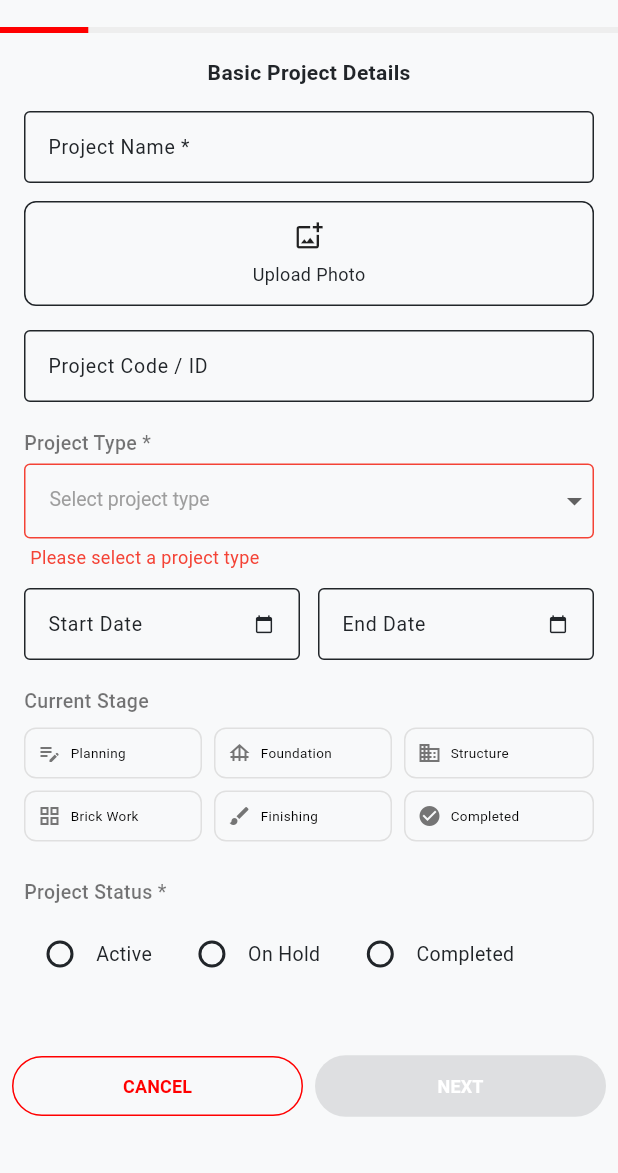
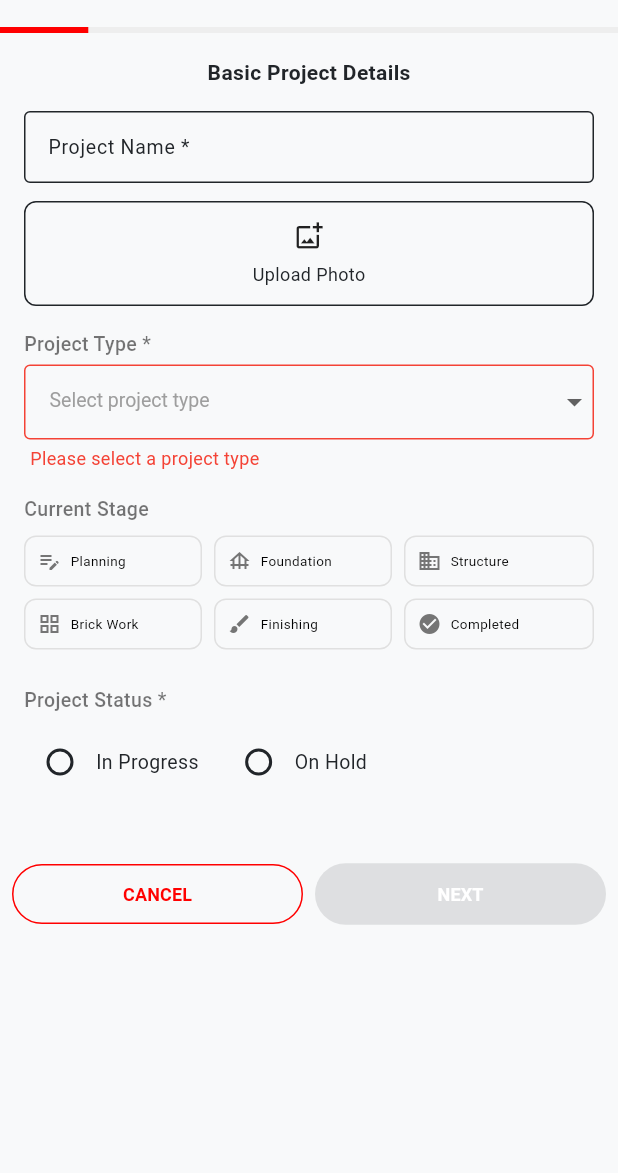
Before and after one commit to vara-prasad-f9/app-bharat-demo, a Flutter app: the AddProjectScreen screen opened directly, on a phone screen of 412 x 824 dp, the part 63-1236 px from its top. Run offline on Flutter 3.47's test engine with Material 3 defaults, Android fonts, the phone set to English and light mode, and no system bars; our stand-ins replace flutter_riverpod, geocoding, geolocator, go_router, image_picker, searchfield and 1 more; accounts and stored records are empty; network calls fail.

Commit message:
step 1 complted

```diff
--- a/lib/screens/project/project_details_screen.dart
+++ b/lib/screens/project/project_details_screen.dart
@@ -103,17 +103,8 @@ class ProjectDetailsScreen extends StatelessWidget {
                       ),
                     ),
                     const SizedBox(height: 12),
-                    _buildDetailRow(Icons.code, 'Project Code', project.projectCode),
                     _buildDetailRow(Icons.location_on, 'Location',
                         '${project.city ?? ''}${project.area != null ? ', ${project.area}' : ''}'),
-                    _buildDetailRow(Icons.calendar_today, 'Start Date',
-                        project.constructionStartDate != null
-                            ? '${project.constructionStartDate!.day}/${project.constructionStartDate!.month}/${project.constructionStartDate!.year}'
-                            : 'Not set'),
-                    _buildDetailRow(Icons.calendar_month, 'Expected Completion',
-                        project.expectedCompletionDate != null
-                            ? '${project.expectedCompletionDate!.day}/${project.expectedCompletionDate!.month}/${project.expectedCompletionDate!.year}'
-                            : 'Not set'),
                     _buildDetailRow(Icons.assessment, 'Current Stage',
                         project.currentStage ?? 'Not specified'),
                   ],
@@ -194,12 +185,10 @@ class ProjectDetailsScreen extends StatelessWidget {
 
   Color _getStatusColor(String status) {
     switch (status.toLowerCase()) {
-      case 'active':
+      case 'in progress':
         return Colors.green;
       case 'on hold':
         return Colors.orange;
-      case 'completed':
-        return Colors.blue;
       default:
         return Colors.grey;
     }
--- a/lib/screens/project/widgets/basic_details_step.dart
+++ b/lib/screens/project/widgets/basic_details_step.dart
@@ -1,7 +1,6 @@
 // ignore_for_file: use_super_parameters, library_private_types_in_public_api, deprecated_member_use
 
 import 'package:flutter/material.dart';
-import 'package:intl/intl.dart';
 import '../../../models/project_model.dart';
 import '../../../widgets/photo_picker.dart';
 
@@ -50,7 +49,7 @@ class _BasicDetailsStepState extends State<BasicDetailsStep> {
     'Finishing',
     'Completed'
   ];
-  final List<String> _projectStatuses = ['Active', 'On Hold', 'Completed'];
+  final List<String> _projectStatuses = ['In Progress', 'On Hold'];
 
   @override
   void initState() {
@@ -125,28 +124,6 @@ class _BasicDetailsStepState extends State<BasicDetailsStep> {
               },
               maxPhotos: 5,
 
-            ),
-            const SizedBox(height: 16),
-            // Project Code / ID (Optional)
-            SizedBox(
-              height: 50,
-              child: TextFormField(
-                style: const TextStyle(fontSize: 13, height: 1.0),
-                decoration: const InputDecoration(
-                  labelText: 'Project Code / ID',
-                  border: OutlineInputBorder(),
-                  hintText: 'Auto-generated / Manual',
-                  contentPadding: EdgeInsets.symmetric(horizontal: 12, vertical: 8),
-                  labelStyle: TextStyle(fontSize: 13),
-                ),
-                initialValue: widget.projectData.projectCode,
-                onChanged: (value) {
-                  setState(() {
-                    widget.projectData.projectCode = value;
-                    widget.onChanged(widget.projectData);
-                  });
-                },
-              ),
             ),
             const SizedBox(height: 16),
             // Project Type (Required)
@@ -227,86 +204,6 @@ class _BasicDetailsStepState extends State<BasicDetailsStep> {
                       style: TextStyle(color: Colors.red, fontSize: 12),
                     ),
                   ),
-              ],
-            ),
-            const SizedBox(height: 12),
-            // Date fields in a row
-            Row(
-              crossAxisAlignment: CrossAxisAlignment.start,
-              children: [
-                // Construction Start Date (Optional)
-                Expanded(
-                  child: SizedBox(
-                    height: 50,
-                    child: TextFormField(
-                      style: const TextStyle(fontSize: 13, height: 1.0),
-                      decoration: const InputDecoration(
-                        labelText: 'Start Date',
-                        suffixIcon: Icon(Icons.calendar_today, size: 13),
-                        border: OutlineInputBorder(),
-                        contentPadding: EdgeInsets.symmetric(horizontal: 12, vertical: 8),
-                        labelStyle: TextStyle(fontSize: 13),
-                      ),
-                      readOnly: true,
-                      controller: TextEditingController(
-                        text: widget.projectData.constructionStartDate != null
-                            ? DateFormat('MMM dd, yyyy').format(widget.projectData.constructionStartDate!)
-                            : '',
-                      ),
-                      onTap: () async {
-                        final date = await showDatePicker(
-                          context: context,
-                          initialDate: widget.projectData.constructionStartDate ?? DateTime.now(),
-                          firstDate: DateTime(2000),
-                          lastDate: DateTime(2100),
-                        );
-                        if (date != null) {
-                          setState(() {
-                            widget.projectData.constructionStartDate = date;
-                            widget.onChanged(widget.projectData);
-                          });
-                        }
-                      },
-                    ),
-                  ),
-                ),
-                const SizedBox(width: 12),
-                // Expected Completion Date (Optional)
-                Expanded(
-                  child: SizedBox(
-                    height: 50,
-                    child: TextFormField(
-                      style: const TextStyle(fontSize: 13, height: 1.0),
-                      decoration: const InputDecoration(
-                        labelText: 'End Date',
-                        suffixIcon: Icon(Icons.calendar_today, size: 13),
-                        border: OutlineInputBorder(),
-                        contentPadding: EdgeInsets.symmetric(horizontal: 12, vertical: 8),
-                        labelStyle: TextStyle(fontSize: 13),
-                      ),
-                      readOnly: true,
-                      controller: TextEditingController(
-                        text: widget.projectData.expectedCompletionDate != null
-                            ? DateFormat('MMM dd, yyyy').format(widget.projectData.expectedCompletionDate!)
-                            : '',
-                      ),
-                      onTap: () async {
-                        final date = await showDatePicker(
-                          context: context,
-                          initialDate: widget.projectData.expectedCompletionDate ?? DateTime.now().add(const Duration(days: 30)),
-                          firstDate: DateTime(2000),
-                          lastDate: DateTime(2100),
-                        );
-                        if (date != null) {
-                          setState(() {
-                            widget.projectData.expectedCompletionDate = date;
-                            widget.onChanged(widget.projectData);
-                          });
-                        }
-                      },
-                    ),
-                  ),
-                ),
               ],
             ),
             const SizedBox(height: 16),
--- a/lib/screens/project/widgets/review_step.dart
+++ b/lib/screens/project/widgets/review_step.dart
@@ -33,12 +33,9 @@ class _ReviewStepState extends State<ReviewStep> {
           _buildSectionHeader('Project Overview'),
           _buildInfoCard([
             _buildInfoItem('Project Name', widget.projectData.projectName ?? 'Not provided'),
-            _buildInfoItem('Project Code', widget.projectData.projectCode ?? 'Not provided'),
             _buildInfoItem('Project Type', widget.projectData.projectType ?? 'Not provided'),
             _buildInfoItem('Status', widget.projectData.projectStatus ?? 'Not provided'),
             _buildInfoItem('Current Stage', widget.projectData.currentStage ?? 'Not provided'),
-            _buildInfoItem('Start Date', widget.projectData.constructionStartDate?.toString().split(' ')[0] ?? 'Not provided'),
-            _buildInfoItem('Expected Completion', widget.projectData.expectedCompletionDate?.toString().split(' ')[0] ?? 'Not provided'),
           ]),
 
           const SizedBox(height: 24),
```
Also changed, not shown: lib/providers/project_provider.dart (+3 -5 lines).
